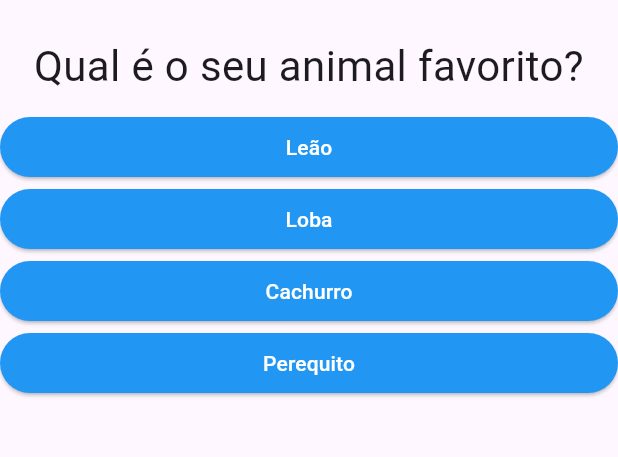
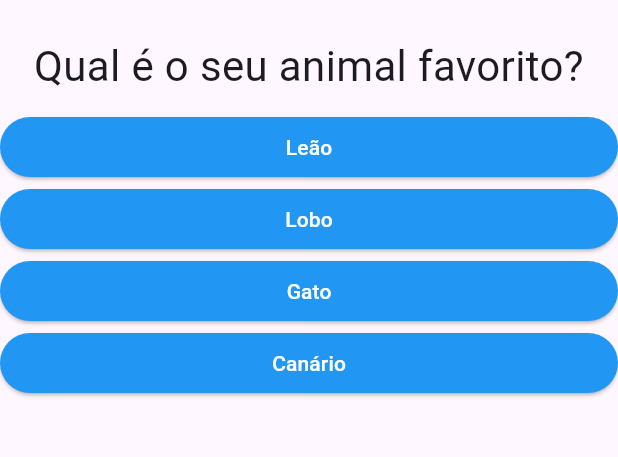
Before and after one commit to GuiKrause/Aprendendo-Flutter, a Flutter app: the screen it shows after launch, after a tap on "Vermelho", on a phone screen of 412 x 824 dp, the part 63-520 px from its top. Run offline on Flutter 3.47's test engine with Material 3 defaults, Android fonts, the phone set to English and light mode, and no system bars.

Commit message:
Mudança nos textos de respostas

```diff
--- a/lib/main.dart
+++ b/lib/main.dart
@@ -14,16 +14,16 @@ class _PerguntaAppState extends State<PerguntaApp> {
         {'texto': 'Vermelho', 'pontuacao': 10},
         {'texto': 'Verde', 'pontuacao': 5},
         {'texto': 'Azul', 'pontuacao': 3},
-        {'texto': 'Alpha', 'pontuacao': 1},
+        {'texto': 'Amarelo', 'pontuacao': 1},
       ]
     },
     {
       'texto': 'Qual é o seu animal favorito?',
       'resposta': [
         {'texto': 'Leão', 'pontuacao': 2},
-        {'texto': 'Loba', 'pontuacao': 4},
-        {'texto': 'Cachurro', 'pontuacao': 8},
-        {'texto': 'Perequito', 'pontuacao': 9},
+        {'texto': 'Lobo', 'pontuacao': 4},
+        {'texto': 'Gato', 'pontuacao': 8},
+        {'texto': 'Canário', 'pontuacao': 9},
       ]
     },
     {
@@ -31,8 +31,8 @@ class _PerguntaAppState extends State<PerguntaApp> {
       'resposta': [
         {'texto': 'Mouse', 'pontuacao': 1},
         {'texto': 'Teclado', 'pontuacao': 3},
-        {'texto': 'Sean', 'pontuacao': 7},
-        {'texto': 'Não', 'pontuacao': 10},
+        {'texto': 'Fone', 'pontuacao': 7},
+        {'texto': 'Monitor', 'pontuacao': 10},
       ]
     }
   ];
```
